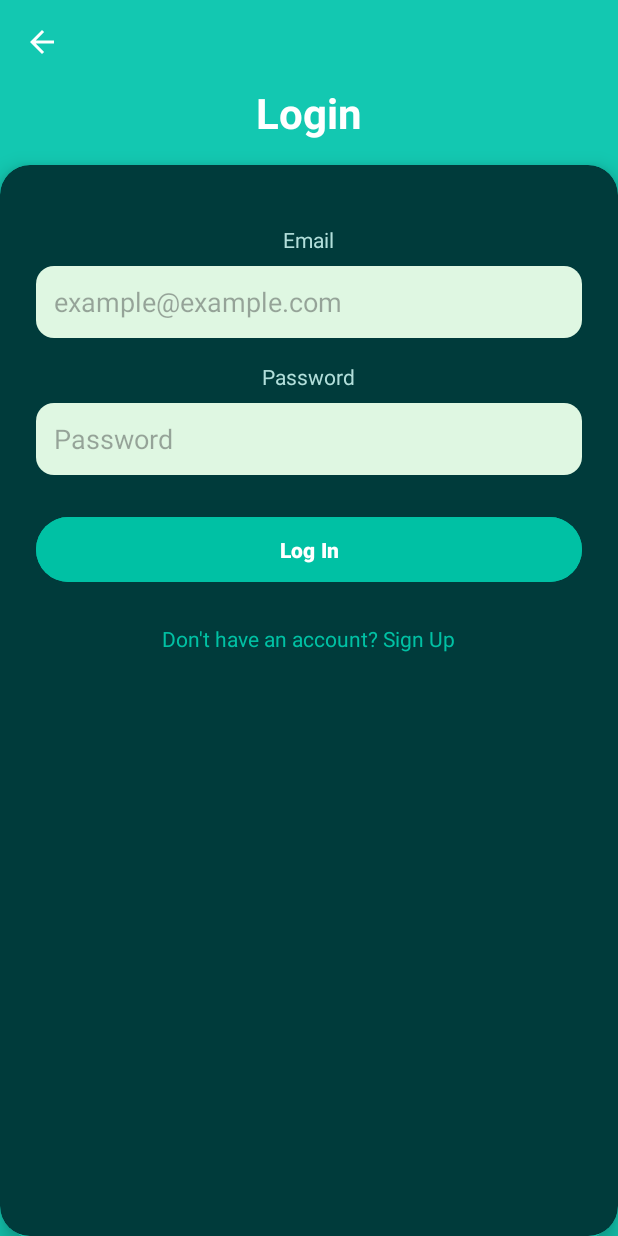
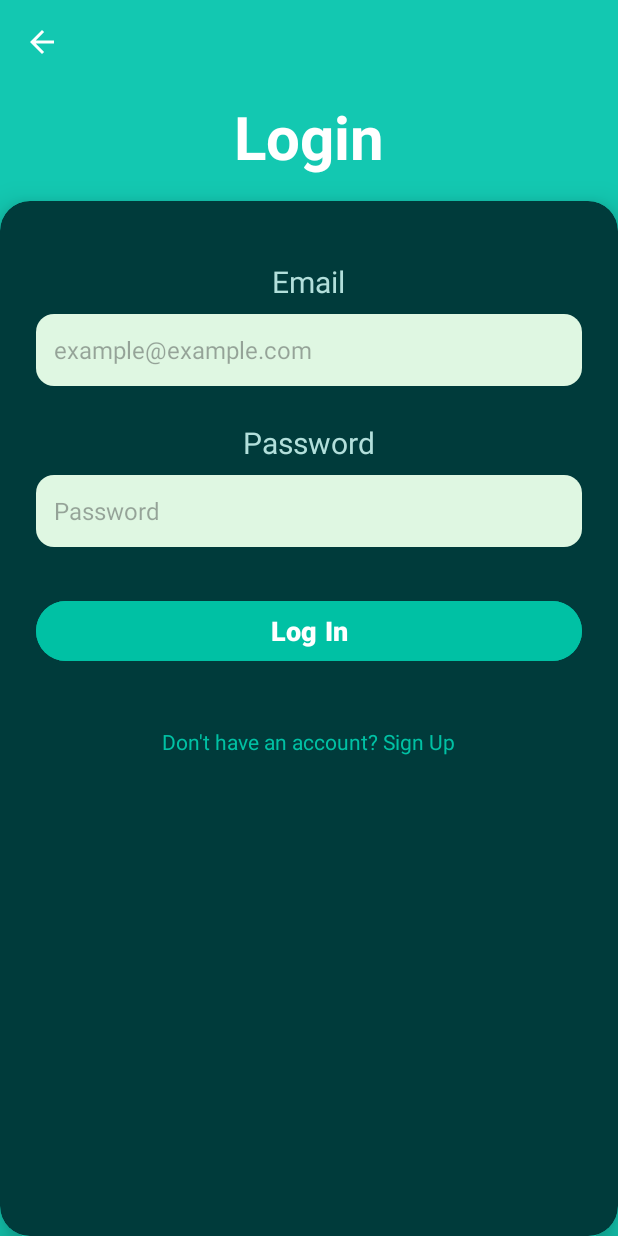
Before and after one commit to ST10268917/Flourish-Budgeting-App, an Android app: the LoginActivity screen opened directly, with no data from a screen before it, on a phone screen of 412 x 824 dp. Run offline under Robolectric (Android 15) with nearby library versions, the phone set to English and light mode, and no system bars; our stand-ins replace Firebase (no records; nobody signed in at launch, a user with empty details on screens opened directly).

```diff
--- a/app/src/main/java/com/aj/flourish/CategoryDetail.kt
+++ b/app/src/main/java/com/aj/flourish/CategoryDetail.kt
@@ -42,6 +42,7 @@ import java.text.SimpleDateFormat
 import java.util.Calendar
 import java.util.Date
 import java.util.Locale
+
 
     class CategoryDetail : AppCompatActivity() {
         private lateinit var expenseAdapter: ExpenseAdapter
@@ -100,7 +101,7 @@ class CategoryDetail : AppCompatActivity() {
                         internalUri?.let {
                             receiptImageView?.setImageURI(it)
                             receiptImageView?.visibility = View.VISIBLE
-                        selectedReceiptUri = it // Ensure selectedReceiptUri is updated here
+                            selectedReceiptUri = it
                         } ?: run {
                             Toast.makeText(this, "Error saving captured image", Toast.LENGTH_SHORT).show()
                         }
--- a/app/src/main/res/layout/activity_login.xml
+++ b/app/src/main/res/layout/activity_login.xml
@@ -1,5 +1,6 @@
 <?xml version="1.0" encoding="utf-8"?>
-<androidx.constraintlayout.widget.ConstraintLayout xmlns:android="http://schemas.android.com/apk/res/android"
+<androidx.constraintlayout.widget.ConstraintLayout
+    xmlns:android="http://schemas.android.com/apk/res/android"
     xmlns:app="http://schemas.android.com/apk/res-auto"
     android:layout_width="match_parent"
     android:layout_height="match_parent"
@@ -22,9 +23,9 @@
         android:layout_height="wrap_content"
         android:text="Login"
         android:textColor="#FFFFFF"
-        android:textSize="28sp"
+        android:textSize="40sp"
         android:textStyle="bold"
-        android:layout_marginTop="16dp"
+        android:layout_marginTop="24dp"
         app:layout_constraintTop_toBottomOf="@id/ivBack"
         app:layout_constraintStart_toStartOf="parent"
         app:layout_constraintEnd_toEndOf="parent" />
@@ -37,7 +38,7 @@
         android:layout_marginTop="16dp"
         app:cardCornerRadius="20dp"
         app:cardBackgroundColor="#003B3B"
-        app:cardElevation="8dp"
+        app:cardElevation="12dp"
         app:layout_constraintTop_toBottomOf="@id/tvLoginTitle"
         app:layout_constraintBottom_toBottomOf="parent"
         app:layout_constraintStart_toStartOf="parent"
@@ -60,8 +61,8 @@
                     android:layout_height="wrap_content"
                     android:text="Email"
                     android:textColor="#B2DFDB"
-                    android:layout_marginTop="16dp"
-                    android:textSize="14sp" />
+                    android:textSize="20sp"
+                    android:layout_marginTop="16dp" />
 
                 <EditText
                     android:id="@+id/etEmail"
@@ -72,7 +73,8 @@
                     android:hint="example@example.com"
                     android:padding="12dp"
                     android:singleLine="true"
-                    android:textColor="#000000" />
+                    android:textColor="#000000"
+                    android:textSize="16sp"/>
 
                 <!-- Password -->
                 <TextView
@@ -80,8 +82,8 @@
                     android:layout_height="wrap_content"
                     android:text="Password"
                     android:textColor="#B2DFDB"
-                    android:layout_marginTop="16dp"
-                    android:textSize="14sp" />
+                    android:textSize="20sp"
+                    android:layout_marginTop="24dp" />
 
                 <EditText
                     android:id="@+id/etPassword"
@@ -93,19 +95,21 @@
                     android:inputType="textPassword"
                     android:padding="12dp"
                     android:singleLine="true"
-                    android:textColor="#000000" />
+                    android:textColor="#000000"
+                    android:textSize="16sp"/>
 
                 <!-- Log In Button -->
                 <Button
                     android:id="@+id/btnLogin"
                     android:layout_width="match_parent"
-                    android:layout_height="wrap_content"
+                    android:layout_height="48dp"
                     android:text="Log In"
                     android:backgroundTint="#00C1A4"
                     android:textColor="#FFFFFF"
-                    android:layout_marginTop="24dp"
-                    android:padding="12dp"
-                    android:textStyle="bold" />
+                    android:layout_marginTop="32dp"
+                    android:textStyle="bold"
+                    android:layout_marginBottom="24dp"
+                    android:textSize="18sp"/>
 
                 <!-- Sign Up link at bottom -->
                 <TextView
@@ -115,7 +119,7 @@
                     android:text="Don't have an account? Sign Up"
                     android:textColor="#00C1A4"
                     android:textSize="14sp"
-                    android:layout_marginTop="24dp" />
+                    android:layout_marginTop="16dp" />
             </LinearLayout>
         </ScrollView>
 
```
Also changed, not shown: app/src/main/java/com/aj/flourish/CategoryAdapter.kt (+33 -7 lines), app/src/main/res/layout/activity_category_detail.xml (line endings or trailing spaces). Lines whose indentation alone changed are shown as unchanged.
